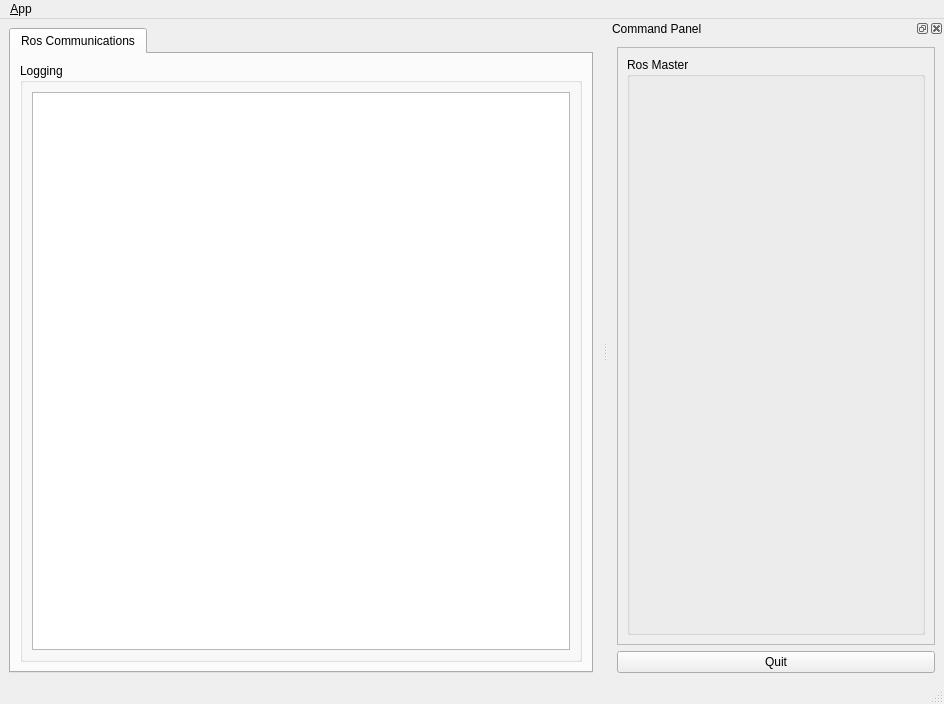
This is ui/main_window.ui in Newhandnew/face_recognition_QT_interface as Qt 5 draws it before an edit. The edited form follows.
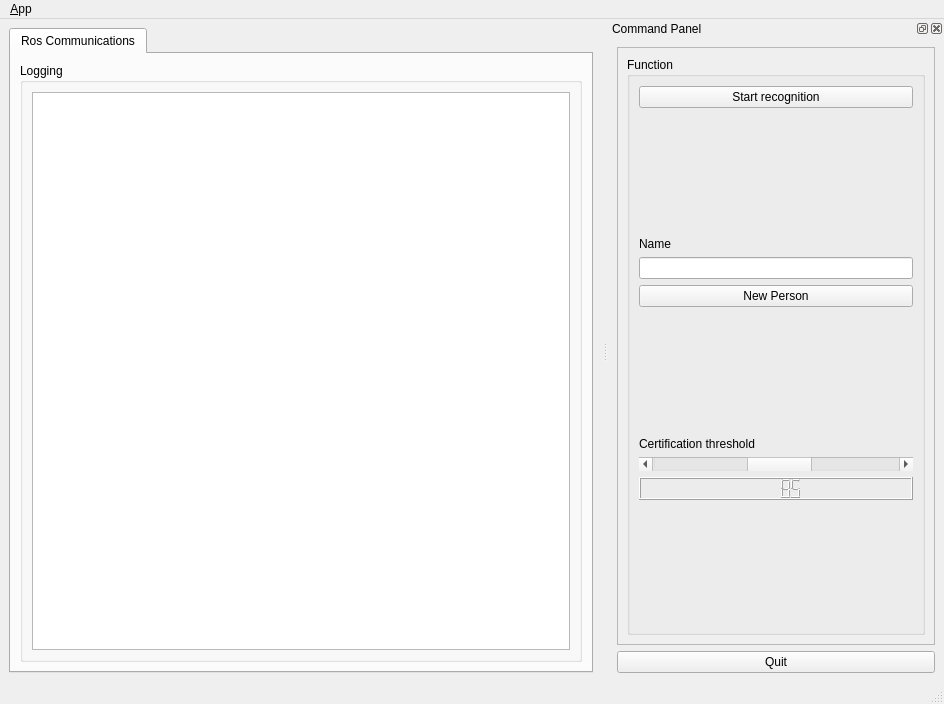
This is the edited form. Icons and pictures are not drawn.

Commit message: add continuous recognize, add new and change threhold buttons

```diff
--- a/ui/main_window.ui
+++ b/ui/main_window.ui
@@ -98,7 +98,7 @@
    <property name="minimumSize">
     <size>
      <width>336</width>
-     <height>431</height>
+     <height>445</height>
     </size>
    </property>
    <property name="allowedAreas">
@@ -130,9 +130,112 @@
         <item>
          <widget class="QGroupBox" name="groupBox">
           <property name="title">
-           <string>Ros Master</string>
+           <string>Function</string>
           </property>
-          <layout class="QGridLayout" name="gridLayout"/>
+          <layout class="QGridLayout" name="gridLayout">
+           <item row="5" column="0">
+            <spacer name="verticalSpacer_3">
+             <property name="orientation">
+              <enum>Qt::Vertical</enum>
+             </property>
+             <property name="sizeHint" stdset="0">
+              <size>
+               <width>20</width>
+               <height>40</height>
+              </size>
+             </property>
+            </spacer>
+           </item>
+           <item row="0" column="0">
+            <widget class="QPushButton" name="btn_start">
+             <property name="text">
+              <string>Start recognition</string>
+             </property>
+            </widget>
+           </item>
+           <item row="11" column="0">
+            <spacer name="verticalSpacer">
+             <property name="orientation">
+              <enum>Qt::Vertical</enum>
+             </property>
+             <property name="sizeHint" stdset="0">
+              <size>
+               <width>20</width>
+               <height>40</height>
+              </size>
+             </property>
+            </spacer>
+           </item>
+           <item row="1" column="0">
+            <spacer name="verticalSpacer_2">
+             <property name="orientation">
+              <enum>Qt::Vertical</enum>
+             </property>
+             <property name="sizeHint" stdset="0">
+              <size>
+               <width>20</width>
+               <height>40</height>
+              </size>
+             </property>
+            </spacer>
+           </item>
+           <item row="3" column="0">
+            <widget class="QLineEdit" name="textin_name"/>
+           </item>
+           <item row="4" column="0">
+            <widget class="QPushButton" name="btn_new">
+             <property name="text">
+              <string>New Person</string>
+             </property>
+            </widget>
+           </item>
+           <item row="2" column="0">
+            <widget class="QLabel" name="label">
+             <property name="text">
+              <string>Name</string>
+             </property>
+            </widget>
+           </item>
+           <item row="10" column="0">
+            <widget class="QLCDNumber" name="display_threshold">
+             <property name="font">
+              <font>
+               <weight>75</weight>
+               <bold>true</bold>
+              </font>
+             </property>
+             <property name="intValue" stdset="0">
+              <number>85</number>
+             </property>
+            </widget>
+           </item>
+           <item row="6" column="0">
+            <widget class="QLabel" name="label_2">
+             <property name="text">
+              <string>Certification threshold</string>
+             </property>
+            </widget>
+           </item>
+           <item row="7" column="0">
+            <widget class="QScrollBar" name="scrollBar_threshold">
+             <property name="inputMethodHints">
+              <set>Qt::ImhNone</set>
+             </property>
+             <property name="minimum">
+              <number>70</number>
+             </property>
+             <property name="value">
+              <number>85</number>
+             </property>
+             <property name="orientation">
+              <enum>Qt::Horizontal</enum>
+             </property>
+             <property name="invertedAppearance">
+              <bool>false</bool>
+             </property>
+            </widget>
+           </item>
+          </layout>
          </widget>
         </item>
        </layout>
```
Left out of the diff: 20 changed lines with no effect on the pictures. The commit also changes 5 other files.
